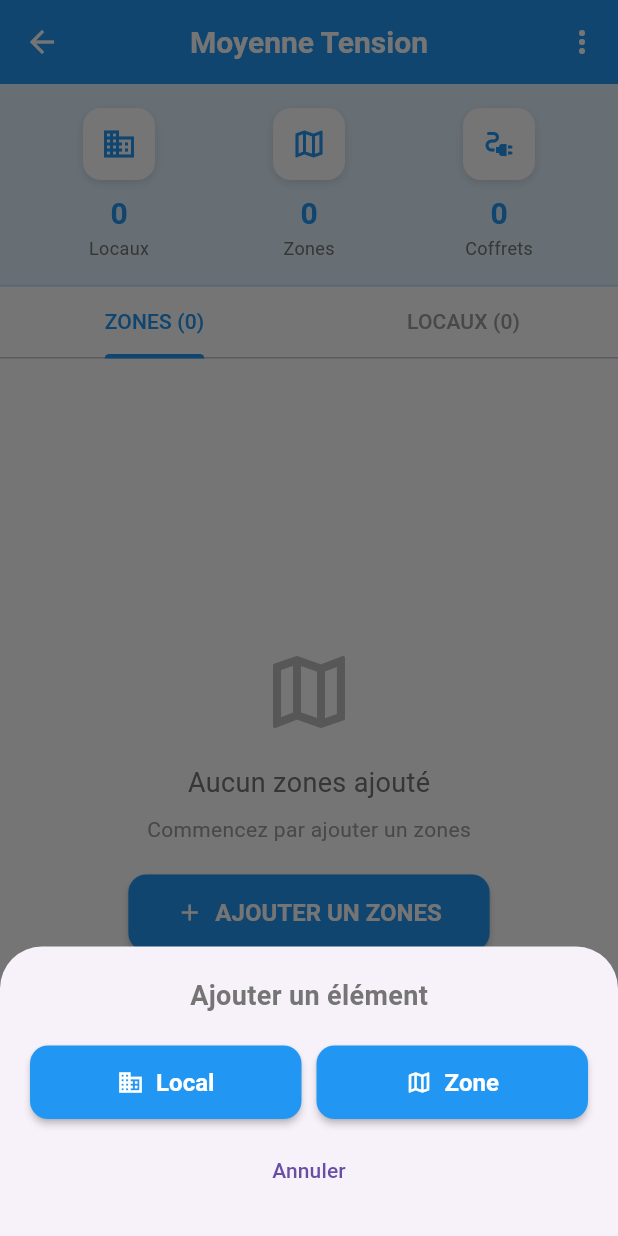
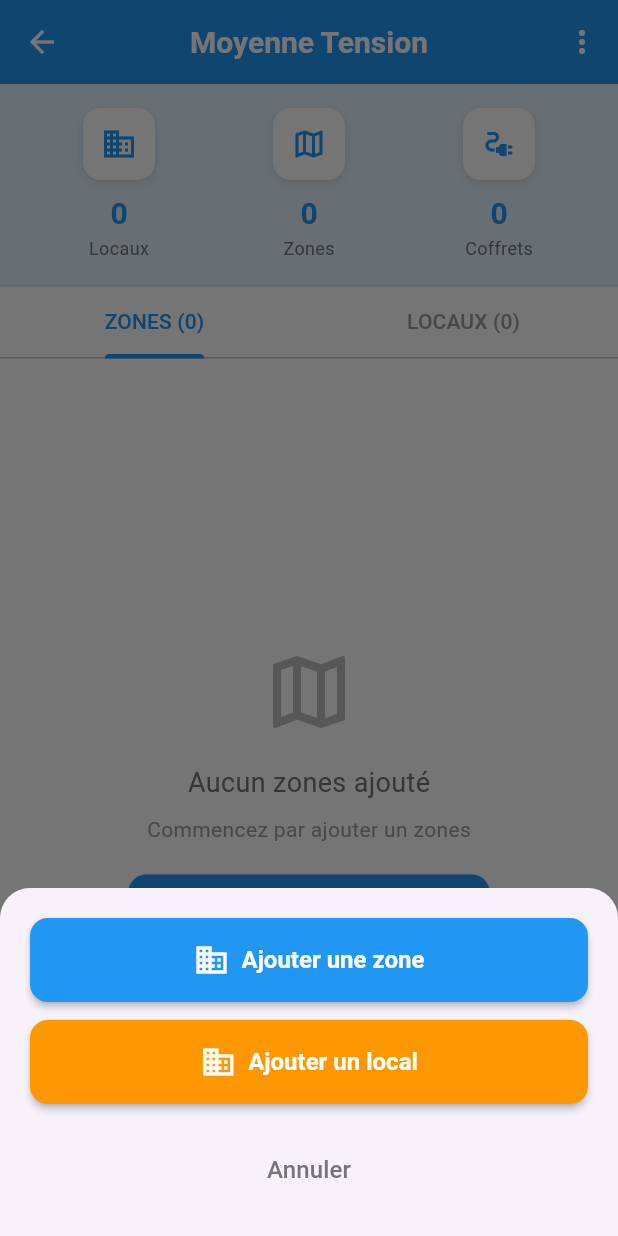
Before and after one commit to bankaizankanotatchi/inspection_app, a Flutter app: the MoyenneTensionScreen screen opened directly with empty values, after a tap on the "add" icon, on a phone screen of 412 x 824 dp. Run offline on Flutter 3.47's test engine with Material 3 defaults, Android fonts, the phone set to English and light mode, and no system bars; our stand-ins replace hive, hive_flutter, image_picker; missing offline and left inert: mobile_scanner; accounts and stored records are empty.

```diff
--- a/lib/pages/missions/mission_detail/mission_execution_screen/audit_installations_screen/sous_pages/components/ajouter_local_screen.dart
+++ b/lib/pages/missions/mission_detail/mission_execution_screen/audit_installations_screen/sous_pages/components/ajouter_local_screen.dart
@@ -14,6 +14,7 @@ class AjouterLocalScreen extends StatefulWidget {
   final int? localIndex; // Pour l'édition
   final int? zoneIndex; // Pour basse tension ou moyenne tension dans zone
   final bool isInZone; // Nouveau paramètre
+
 
   const AjouterLocalScreen({
     super.key,
--- a/lib/pages/missions/mission_detail/mission_execution_screen/audit_installations_screen/sous_pages/components/detail_local_screen.dart
+++ b/lib/pages/missions/mission_detail/mission_execution_screen/audit_installations_screen/sous_pages/components/detail_local_screen.dart
@@ -1,5 +1,6 @@
 import 'package:flutter/material.dart';
 import 'package:image_picker/image_picker.dart';
+import 'package:inspec_app/pages/missions/mission_detail/mission_execution_screen/audit_installations_screen/sous_pages/classement_locaux_screen.dart';
 import 'package:inspec_app/pages/missions/mission_detail/mission_execution_screen/audit_installations_screen/sous_pages/components/observation_screen.dart';
 import 'package:inspec_app/pages/missions/mission_detail/mission_execution_screen/audit_installations_screen/sous_pages/components/qr_scan_coffret_screen.dart';
 import 'package:path_provider/path_provider.dart';
--- a/lib/pages/missions/mission_detail/mission_execution_screen/audit_installations_screen/sous_pages/components/detail_zone_screen.dart
+++ b/lib/pages/missions/mission_detail/mission_execution_screen/audit_installations_screen/sous_pages/components/detail_zone_screen.dart
@@ -1,5 +1,6 @@
 import 'package:flutter/material.dart';
 import 'package:image_picker/image_picker.dart';
+import 'package:inspec_app/pages/missions/mission_detail/mission_execution_screen/audit_installations_screen/sous_pages/classement_locaux_screen.dart';
 import 'package:inspec_app/pages/missions/mission_detail/mission_execution_screen/audit_installations_screen/sous_pages/components/observation_screen.dart';
 import 'package:inspec_app/pages/missions/mission_detail/mission_execution_screen/audit_installations_screen/sous_pages/components/qr_scan_coffret_screen.dart';
 import 'package:path_provider/path_provider.dart';
--- a/lib/pages/missions/mission_detail/mission_execution_screen/audit_installations_screen/sous_pages/moyenne_tension_screen.dart
+++ b/lib/pages/missions/mission_detail/mission_execution_screen/audit_installations_screen/sous_pages/moyenne_tension_screen.dart
@@ -3,6 +3,7 @@ import 'package:flutter/material.dart';
 import 'package:inspec_app/models/audit_installations_electriques.dart';
 import 'package:inspec_app/models/mission.dart';
 import 'package:inspec_app/constants/app_theme.dart';
+import 'package:inspec_app/pages/missions/mission_detail/mission_execution_screen/audit_installations_screen/sous_pages/classement_locaux_screen.dart';
 import 'package:inspec_app/pages/missions/mission_detail/mission_execution_screen/audit_installations_screen/sous_pages/components/ajouter_local_screen.dart';
 import 'package:inspec_app/pages/missions/mission_detail/mission_execution_screen/audit_installations_screen/sous_pages/components/ajouter_zone_screen.dart';
 import 'package:inspec_app/pages/missions/mission_detail/mission_execution_screen/audit_installations_screen/sous_pages/components/detail_local_screen.dart';
@@ -152,52 +153,79 @@ class _MoyenneTensionScreenState extends State<MoyenneTensionScreen> {
 void _showAddModal() {
   showModalBottomSheet(
     context: context,
+    isScrollControlled: true,
+    shape: RoundedRectangleBorder(
+      borderRadius: BorderRadius.vertical(
+        top: Radius.circular(20.0),
+      ),
+    ),
     builder: (context) => Container(
       padding: EdgeInsets.all(20),
       child: Column(
         mainAxisSize: MainAxisSize.min,
         children: [
-            Text(
-              'Ajouter un élément',
-              style: TextStyle(fontSize: 18, fontWeight: FontWeight.bold),
+          // Bouton pour ajouter un local
+          Container(
+            margin: EdgeInsets.only(bottom: 12),
+            child: ElevatedButton.icon(
+              onPressed: () {
+                      Navigator.pop(context);
+                      _ajouterZone();
+                    },
+              icon: Icon(Icons.domain, size: 24),
+              label: Text(
+                'Ajouter une zone',
+                style: TextStyle(fontSize: 16),
               ),
-            SizedBox(height: 20),
-            Row(
-              children: [
-                Expanded(
+              style: ElevatedButton.styleFrom(
+                backgroundColor: AppTheme.primaryBlue,
+                foregroundColor: Colors.white,
+                minimumSize: Size(double.infinity, 56),
+                shape: RoundedRectangleBorder(
+                  borderRadius: BorderRadius.circular(12),
+                ),
+                padding: EdgeInsets.symmetric(horizontal: 20, vertical: 16),
+              ),
+            ),
+          ),
+
+          // Bouton pour ajouter un coffret
+          Container(
+            margin: EdgeInsets.only(bottom: 20),
             child: ElevatedButton.icon(
                onPressed: () {
                       Navigator.pop(context);
                       _ajouterLocal();
                     },
-                    icon: Icon(Icons.domain),
-                    label: Text('Local'),
+              icon: Icon(Icons.domain, size: 24),
+              label: Text(
+                'Ajouter un local',
+                style: TextStyle(fontSize: 16),
+              ),
               style: ElevatedButton.styleFrom(
-                      padding: EdgeInsets.symmetric(vertical: 15),
+                backgroundColor: Colors.orange,
+                foregroundColor: Colors.white,
+                minimumSize: Size(double.infinity, 56),
+                shape: RoundedRectangleBorder(
+                  borderRadius: BorderRadius.circular(12),
+                ),
+                padding: EdgeInsets.symmetric(horizontal: 20, vertical: 16),
               ),
             ),
           ),
-                SizedBox(width: 10),
-                Expanded(
-                  child: ElevatedButton.icon(
-                    onPressed: () {
-                      Navigator.pop(context);
-                      _ajouterZone();
-                    },
-                    icon: Icon(Icons.map_outlined),
-                    label: Text('Zone'),
-                    style: ElevatedButton.styleFrom(
-                      padding: EdgeInsets.symmetric(vertical: 15),
+
+          // Bouton pour annuler
+          TextButton(
+            onPressed: () => Navigator.pop(context),
+            child: Text(
+              'Annuler',
+              style: TextStyle(
+                fontSize: 16,
+                color: Colors.grey.shade600,
               ),
             ),
           ),
-              ],
-            ),
-            SizedBox(height: 10),
-            TextButton(
-              onPressed: () => Navigator.pop(context),
-              child: Text('Annuler'),
-            ),
+          SizedBox(height: MediaQuery.of(context).viewInsets.bottom),
         ],
       ),
     ),
```
Also changed, not shown: lib/pages/missions/components/sidebar_menu.dart (+25 -6 lines), lib/pages/stats/widgets/period_indicator_widget.dart (deleted). Lines whose indentation alone changed are shown as unchanged.
